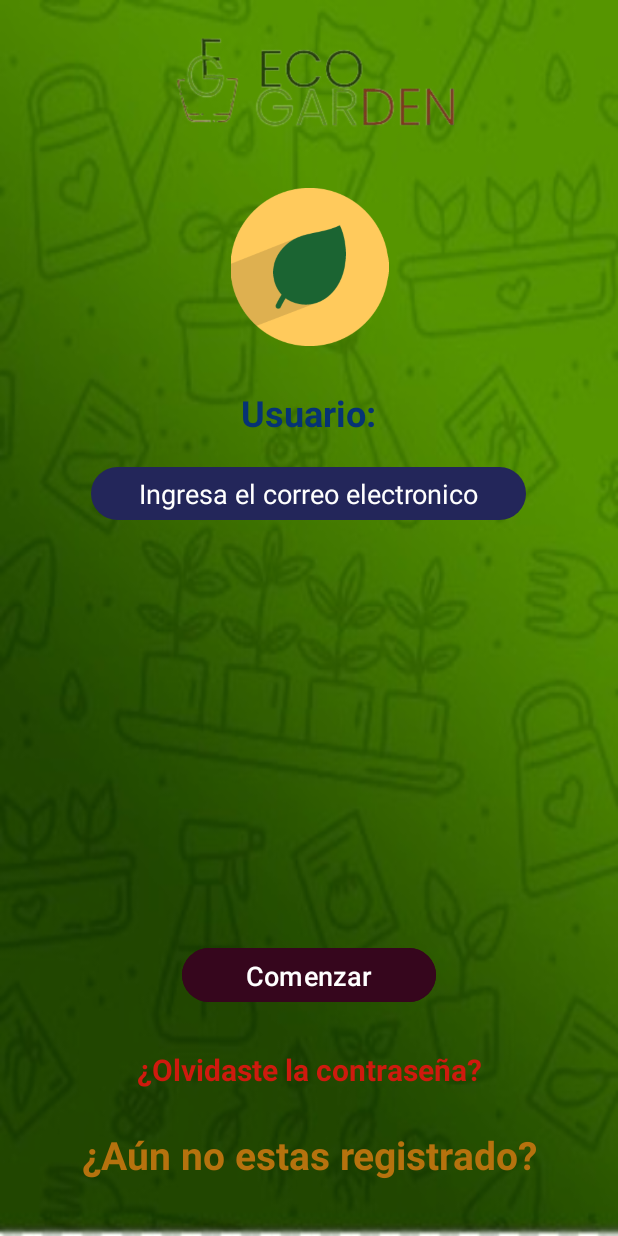
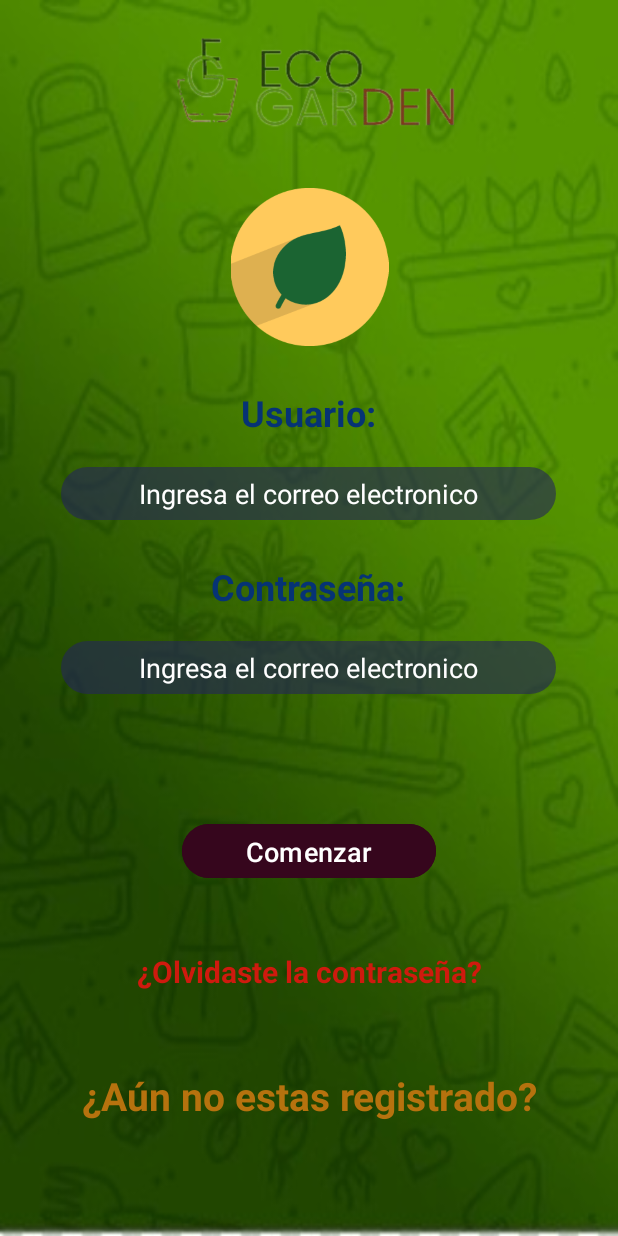
Before and after one commit to JavierElecDev/EcoGarden_G5, an Android app: the layout activity_login.xml on its own in the app's theme, with its tools: preview values and no code run, on a phone screen of 412 x 824 dp. Run offline under Robolectric (Android 15) with nearby library versions, the phone set to English and light mode, and no system bars.

Commit message:
Realice un ajuste en el patron de transparencia para los edit text y corregi los fondos faltantes

```diff
--- a/app/src/main/java/com/example/ecogardenapp2/Login.java
+++ b/app/src/main/java/com/example/ecogardenapp2/Login.java
@@ -17,7 +17,7 @@ public class Login extends AppCompatActivity {
     protected void onCreate(Bundle savedInstanceState) {
         super.onCreate(savedInstanceState);
         setContentView(R.layout.activity_login);
-        ir_ventana_zonavegacion = (Button) findViewById(R.id.comenzar);
+        ir_ventana_zonavegacion = (Button) findViewById(R.id.log_comenzar);
 
         ir_ventana_zonavegacion.setOnClickListener(new View.OnClickListener() {
             @Override
@@ -27,7 +27,7 @@ public class Login extends AppCompatActivity {
             }
         });
 
-        TextView registro = findViewById(R.id.textRegistro);
+        TextView registro = findViewById(R.id.log_txtRegistro);
         registro.setOnClickListener(new View.OnClickListener() {
             @Override
             public void onClick(View v) {
@@ -37,7 +37,7 @@ public class Login extends AppCompatActivity {
             }
         });
 
-        @SuppressLint({"MissingInflatedId", "LocalSuppress"}) TextView contrasena = findViewById(R.id.textContrasena);
+        @SuppressLint({"MissingInflatedId", "LocalSuppress"}) TextView contrasena = findViewById(R.id.log_txtOlvidoContraseña);
         contrasena.setOnClickListener(new View.OnClickListener() {
             @Override
             public void onClick(View v) {
--- a/app/src/main/res/drawable/log_edit_txt_perzonalizado.xml
+++ b/app/src/main/res/drawable/log_edit_txt_perzonalizado.xml
@@ -2,7 +2,7 @@
     xmlns:android="http://schemas.android.com/apk/res/android"
     android:shape="rectangle">
     <corners android:radius="30dp" />
-    <solid android:color="#23265a" />
-    <alpha android:value="0.75" />
+    <solid android:color="#9923265a" />
+    <alpha android:value="0.5" />
 
 </shape>
--- a/app/src/main/res/layout/activity_login.xml
+++ b/app/src/main/res/layout/activity_login.xml
@@ -17,7 +17,8 @@
         android:textSize="18sp"
         app:layout_constraintBottom_toBottomOf="parent"
         app:layout_constraintEnd_toEndOf="parent"
-        app:layout_constraintStart_toStartOf="parent" />
+        app:layout_constraintStart_toStartOf="parent"
+        app:layout_constraintTop_toBottomOf="@+id/log_et_contrasena" />
 
     <TextView
         android:id="@+id/log_txtRegistro"
@@ -82,8 +83,8 @@
         app:layout_constraintTop_toBottomOf="@+id/log_imgusericon" />
 
     <EditText
-        android:id="@+id/editTextTextEmailAddress"
-        android:layout_width="290dp"
+        android:id="@+id/log_et_correo"
+        android:layout_width="330dp"
         android:layout_height="35dp"
         android:layout_marginTop="20dp"
         android:background="@drawable/log_edit_txt_perzonalizado"
@@ -91,9 +92,40 @@
         android:hint="Ingresa el correo electronico"
         android:textColorHint="@color/white"
         android:textAlignment="center"
+        android:textColor="@color/white"
         app:layout_constraintEnd_toEndOf="parent"
         app:layout_constraintHorizontal_bias="0.496"
         app:layout_constraintStart_toStartOf="parent"
         app:layout_constraintTop_toBottomOf="@+id/textView" />
 
+    <TextView
+        android:id="@+id/textView2"
+        android:layout_width="wrap_content"
+        android:layout_height="wrap_content"
+        android:layout_marginTop="28dp"
+        android:text="Contraseña:"
+        android:textColor="#063375"
+        android:textSize="24dp"
+        android:textStyle="bold"
+        app:layout_constraintEnd_toEndOf="parent"
+        app:layout_constraintHorizontal_bias="0.498"
+        app:layout_constraintStart_toStartOf="parent"
+        app:layout_constraintTop_toBottomOf="@+id/log_et_correo" />
+
+    <EditText
+        android:id="@+id/log_et_contrasena"
+        android:layout_width="330dp"
+        android:layout_height="35dp"
+        android:layout_marginTop="20dp"
+        android:background="@drawable/log_edit_txt_perzonalizado"
+        android:inputType="textPassword"
+        android:hint="Ingresa el correo electronico"
+        android:textColorHint="@color/white"
+        android:textAlignment="center"
+        android:textColor="@color/white"
+        app:layout_constraintEnd_toEndOf="parent"
+        app:layout_constraintHorizontal_bias="0.496"
+        app:layout_constraintStart_toStartOf="parent"
+        app:layout_constraintTop_toBottomOf="@+id/textView2" />
+
 </androidx.constraintlayout.widget.ConstraintLayout>
--- a/app/src/main/res/layout/activity_recuperar2_contrasena.xml
+++ b/app/src/main/res/layout/activity_recuperar2_contrasena.xml
@@ -5,7 +5,7 @@
     android:layout_width="match_parent"
     android:layout_height="match_parent"
     tools:context=".Recuperar2Contrasena"
-    android:background="@drawable/grecuperarcont2">
+    android:background="@drawable/fondo_pantallas_secundaria">
 
     <Button
         android:id="@+id/nuevaContrasena"
--- a/app/src/main/res/layout/activity_recuperar_contrasena.xml
+++ b/app/src/main/res/layout/activity_recuperar_contrasena.xml
@@ -5,7 +5,7 @@
     android:layout_width="match_parent"
     android:layout_height="match_parent"
     tools:context=".RecuperarContrasena"
-    android:background="@drawable/frecuperarcont">
+    android:background="@drawable/fondo_pantallas_secundaria">
 
     <Button
         android:id="@+id/restablecerContra"
--- a/app/src/main/res/layout/activity_registro2_usuario.xml
+++ b/app/src/main/res/layout/activity_registro2_usuario.xml
@@ -5,7 +5,7 @@
     android:layout_width="match_parent"
     android:layout_height="match_parent"
     tools:context=".Registro2Usuario"
-    android:background="@drawable/dregistrousuario2">
+    android:background="@drawable/fondo_pantallas_secundaria">
 
     <ImageButton
         android:id="@+id/btn_back"
--- a/app/src/main/res/layout/activity_registro3_usuario.xml
+++ b/app/src/main/res/layout/activity_registro3_usuario.xml
@@ -5,7 +5,7 @@
     android:layout_width="match_parent"
     android:layout_height="match_parent"
     tools:context=".Registro3Usuario"
-    android:background="@drawable/eregistrousuario3">
+    android:background="@drawable/fondo_pantallas_secundaria">
 
     <Button
         android:id="@+id/aceptoTerminos"
--- a/app/src/main/res/layout/activity_registro_abono.xml
+++ b/app/src/main/res/layout/activity_registro_abono.xml
@@ -5,7 +5,7 @@
     android:layout_width="match_parent"
     android:layout_height="match_parent"
     tools:context=".RegistroAbono"
-    android:background="@drawable/kregistroabono">
+    android:background="@drawable/fondo_pantallas_secundaria">
 
     <Button
         android:id="@+id/calcularAbono"
--- a/app/src/main/res/layout/activity_registro_agua.xml
+++ b/app/src/main/res/layout/activity_registro_agua.xml
@@ -5,7 +5,7 @@
     android:layout_width="match_parent"
     android:layout_height="match_parent"
     tools:context=".RegistroAgua"
-    android:background="@drawable/lregistroagua">
+    android:background="@drawable/fondo_pantallas_secundaria">
 
     <Button
         android:id="@+id/calcularAgua"
--- a/app/src/main/res/layout/activity_registro_crecimiento.xml
+++ b/app/src/main/res/layout/activity_registro_crecimiento.xml
@@ -5,7 +5,7 @@
     android:layout_width="match_parent"
     android:layout_height="match_parent"
     tools:context=".RegistroCrecimiento"
-    android:background="@drawable/nregistrocrecimiento">
+    android:background="@drawable/fondo_pantallas_secundaria">
 
     <Button
         android:id="@+id/calcularCrecimiento"
--- a/app/src/main/res/layout/activity_registro_energia.xml
+++ b/app/src/main/res/layout/activity_registro_energia.xml
@@ -5,7 +5,7 @@
     android:layout_width="match_parent"
     android:layout_height="match_parent"
     tools:context=".RegistroEnergia"
-    android:background="@drawable/mregistroenergia">
+    android:background="@drawable/fondo_pantallas_secundaria">
 
     <Button
         android:id="@+id/calcularEnergia"
--- a/app/src/main/res/layout/activity_registro_usuario.xml
+++ b/app/src/main/res/layout/activity_registro_usuario.xml
@@ -5,7 +5,7 @@
     android:layout_width="match_parent"
     android:layout_height="match_parent"
     tools:context=".RegistroUsuario"
-    android:background="@drawable/cregistrousuario">
+    android:background="@drawable/fondo_pantallas_secundaria">
 
 
     <Button
--- a/app/src/main/res/layout/activity_tips_avanzado.xml
+++ b/app/src/main/res/layout/activity_tips_avanzado.xml
@@ -5,7 +5,7 @@
     android:layout_width="match_parent"
     android:layout_height="match_parent"
     tools:context=".TipsAvanzado"
-    android:background="@drawable/wtipsavanzado">
+    android:background="@drawable/fondo_pantallas_secundaria">
 
     <Button
         android:id="@+id/logros"
--- a/app/src/main/res/layout/activity_tips_home.xml
+++ b/app/src/main/res/layout/activity_tips_home.xml
@@ -5,7 +5,7 @@
     android:layout_width="match_parent"
     android:layout_height="match_parent"
     tools:context=".TipsHome"
-    android:background="@drawable/ttipshome">
+    android:background="@drawable/fondo_pantallas_principal">
 
     <Button
         android:id="@+id/principiante"
--- a/app/src/main/res/layout/activity_tips_intermedio.xml
+++ b/app/src/main/res/layout/activity_tips_intermedio.xml
@@ -5,7 +5,7 @@
     android:layout_width="match_parent"
     android:layout_height="match_parent"
     tools:context=".TipsIntermedio"
-    android:background="@drawable/vtipsintermedio">
+    android:background="@drawable/fondo_pantallas_secundaria">
 
     <Button
         android:id="@+id/logros"
--- a/app/src/main/res/layout/activity_tips_principiante.xml
+++ b/app/src/main/res/layout/activity_tips_principiante.xml
@@ -5,7 +5,7 @@
     android:layout_width="match_parent"
     android:layout_height="match_parent"
     tools:context=".TipsPrincipiante"
-    android:background="@drawable/utipsprincipiantes">
+    android:background="@drawable/fondo_pantallas_secundaria">
 
     <Button
         android:id="@+id/logros"
--- a/app/src/main/res/layout/activity_zona_navegacion.xml
+++ b/app/src/main/res/layout/activity_zona_navegacion.xml
@@ -5,7 +5,7 @@
     android:layout_width="match_parent"
     android:layout_height="match_parent"
     tools:context=".ZonaNavegacion"
-    android:background="@drawable/hmainscreen1zonanavegacion">
+    android:background="@drawable/fondo_pantallas_principal">
 
 
     <Button
```
Also changed, not shown: app/src/main/res/drawable/ainicio.png (added), app/src/main/res/drawable/foto.png (added), app/src/main/res/drawable/home2.png (added).
